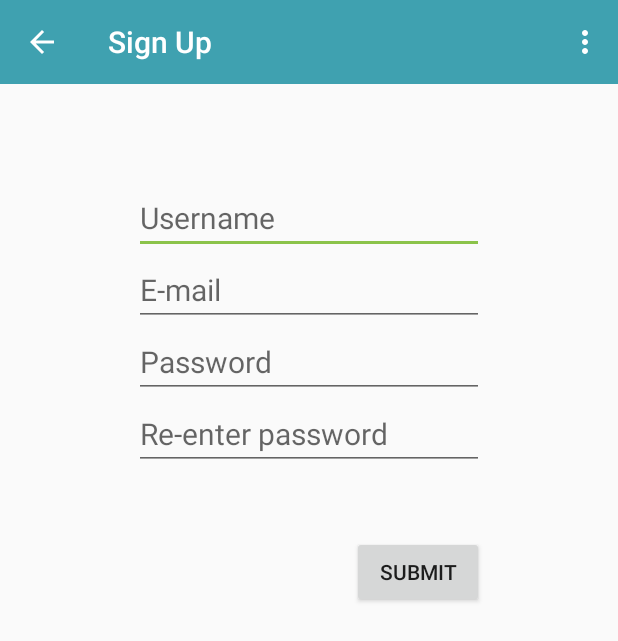
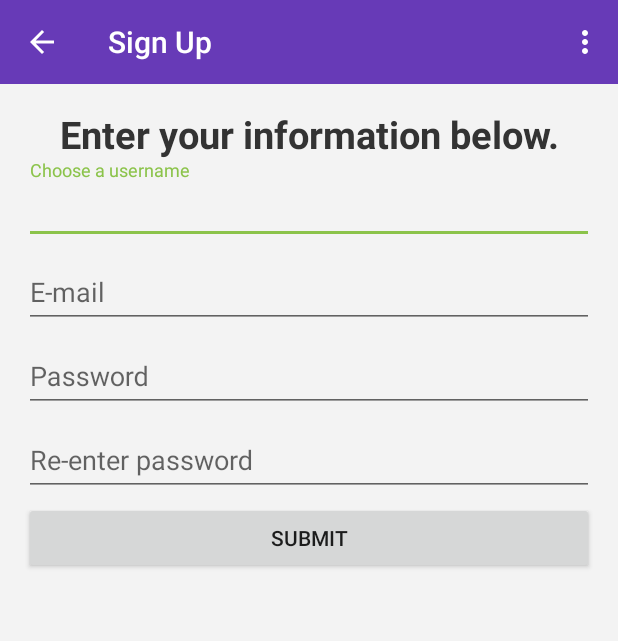
Before and after one commit to sergeydgr8/Scavenger, an Android app: the signupActivity screen opened directly, with no data from a screen before it, on a phone screen of 412 x 824 dp. Shown: the top 641 px of the screen. Run offline under Robolectric (Android 15) with nearby library versions, the phone set to English and light mode, and no system bars; libraries missing offline, so code that uses them is left out: com.parse.

Commit message:
Modified user signup UI and main app bar

```diff
--- a/Scavenger/app/src/main/res/layout/activity_main.xml
+++ b/Scavenger/app/src/main/res/layout/activity_main.xml
@@ -6,7 +6,7 @@
     android:layout_height="match_parent"
     android:padding="@dimen/activity_horizontal_margin"
     tools:context=".MainActivity"
-    android:background="#e3e3e3"
+    android:background="#f3f3f3"
     android:orientation="vertical" >
 
     <RelativeLayout
--- a/Scavenger/app/src/main/res/layout/activity_signup.xml
+++ b/Scavenger/app/src/main/res/layout/activity_signup.xml
@@ -1,64 +1,114 @@
 <?xml version="1.0" encoding="utf-8"?>
-<RelativeLayout xmlns:android="http://schemas.android.com/apk/res/android"
+
+<LinearLayout xmlns:android="http://schemas.android.com/apk/res/android"
+              xmlns:tools="http://schemas.android.com/tools"
               android:layout_width="match_parent"
-    android:layout_height="match_parent">
+              android:layout_height="match_parent"
+              tools:context=".MainActivity"
+              android:background="#f3f3f3"
+              android:orientation="vertical" >
 
     <include android:id="@+id/app_bar"
              layout="@layout/app_bar"/>
 
+    <LinearLayout
+        android:layout_width="match_parent"
+        android:layout_height="wrap_content"
+        android:padding="@dimen/activity_horizontal_margin"
+        android:orientation="vertical">
+
+        <RelativeLayout
+            android:layout_width="match_parent"
+            android:layout_height="wrap_content"
+            android:layout_weight="0.05">
+
+            <TextView
+                android:layout_width="match_parent"
+                android:layout_height="wrap_content"
+                android:text="Enter your information below."
+                android:layout_centerInParent="true"
+                android:gravity="center"
+                android:textSize="25sp"
+                android:textStyle="bold"
+                android:textColor="#333333"/>
+
+        </RelativeLayout>
+
+        <LinearLayout
+            android:layout_width="match_parent"
+            android:layout_height="wrap_content"
+            android:layout_weight="0.95"
+            android:orientation="vertical">
+
+            <android.support.design.widget.TextInputLayout
+                android:layout_height="wrap_content"
+                android:layout_width="match_parent"
+                android:id="@+id/username_signup_wrapper">
+
                 <EditText
-        android:layout_width="wrap_content"
+                    android:layout_width="match_parent"
                     android:layout_height="wrap_content"
                     android:id="@+id/username"
-        android:textSize="20sp"
-        android:layout_marginTop="65dp"
-        android:layout_below="@+id/app_bar"
-        android:layout_alignEnd="@+id/password2"
-        android:layout_alignStart="@+id/password2"
-        android:hint="Username"/>
+                    android:hint="Choose a username"/>
+
+            </android.support.design.widget.TextInputLayout>
+
+            <android.support.design.widget.TextInputLayout
+                android:layout_width="match_parent"
+                android:layout_height="wrap_content"
+                android:id="@+id/email_signup_wrapper"
+                android:layout_below="@+id/username_signup_wrapper">
 
                 <EditText
                     android:id="@+id/email2"
                     android:layout_width="match_parent"
                     android:layout_height="wrap_content"
-        android:layout_alignWithParentIfMissing="false"
-        android:ems="10"
                     android:hint="E-mail"
-        android:inputType="textEmailAddress"
-        android:textSize="20sp"
-        android:layout_below="@+id/username"
-        android:layout_alignStart="@+id/username"
-        android:layout_alignEnd="@+id/username" />
+                    android:inputType="textEmailAddress" />
+
+            </android.support.design.widget.TextInputLayout>
+
+            <android.support.design.widget.TextInputLayout
+                android:layout_width="match_parent"
+                android:layout_height="wrap_content"
+                android:id="@+id/password1_signup_wrapper"
+                android:layout_below="@+id/username_signup_wrapper">
 
                 <EditText
                     android:id="@+id/password2"
-        android:layout_width="wrap_content"
+                    android:layout_width="match_parent"
                     android:layout_height="wrap_content"
-        android:ems="10"
                     android:hint="Password"
-        android:inputType="textPassword"
-        android:textSize="20sp"
-        android:layout_below="@+id/email2"
-        android:layout_centerHorizontal="true" />
+                    android:inputType="textPassword"/>
+
+            </android.support.design.widget.TextInputLayout>
+
+            <android.support.design.widget.TextInputLayout
+                android:layout_width="match_parent"
+                android:layout_height="wrap_content"
+                android:id="@+id/password2_signup_wrapper"
+                android:layout_below="@+id/password1_signup_wrapper">
+
+                <EditText
+                    android:id="@+id/repassword"
+                    android:layout_width="match_parent"
+                    android:layout_height="wrap_content"
+                    android:hint="Re-enter password"
+                    android:inputType="textPassword" />
+
+            </android.support.design.widget.TextInputLayout>
 
             <Button
                 android:id="@+id/submit"
-        android:layout_width="wrap_content"
+                android:layout_width="match_parent"
                 android:layout_height="wrap_content"
                 android:text="Submit"
                 android:layout_below="@+id/repassword"
                 android:layout_alignEnd="@+id/password2"
-        android:layout_marginTop="44dp" />
+                android:layout_marginTop="4dp"/>
 
-    <EditText
-        android:id="@+id/repassword"
-        android:layout_width="wrap_content"
-        android:layout_height="wrap_content"
-        android:hint="Re-enter password"
-        android:inputType="textPassword"
-        android:textSize="20sp"
-        android:layout_below="@+id/password2"
-        android:layout_alignStart="@+id/password2"
-        android:layout_alignEnd="@+id/submit" />
+        </LinearLayout>
 
-</RelativeLayout>
+    </LinearLayout>
+
+</LinearLayout>
--- a/Scavenger/app/src/main/res/layout/app_bar.xml
+++ b/Scavenger/app/src/main/res/layout/app_bar.xml
@@ -4,7 +4,7 @@
     xmlns:tools="http://schemas.android.com/tools"
     android:layout_width="match_parent"
     android:layout_height="wrap_content"
-    android:background="#3FA1B0"
+    android:background="#673AB7"
     android:fitsSystemWindows="true"
     app:theme="@style/ThemeOverlay.AppCompat.Dark.ActionBar"
     app:popupTheme="@style/ThemeOverlay.AppCompat.Light"
```
Lines whose indentation alone changed are shown as unchanged.
